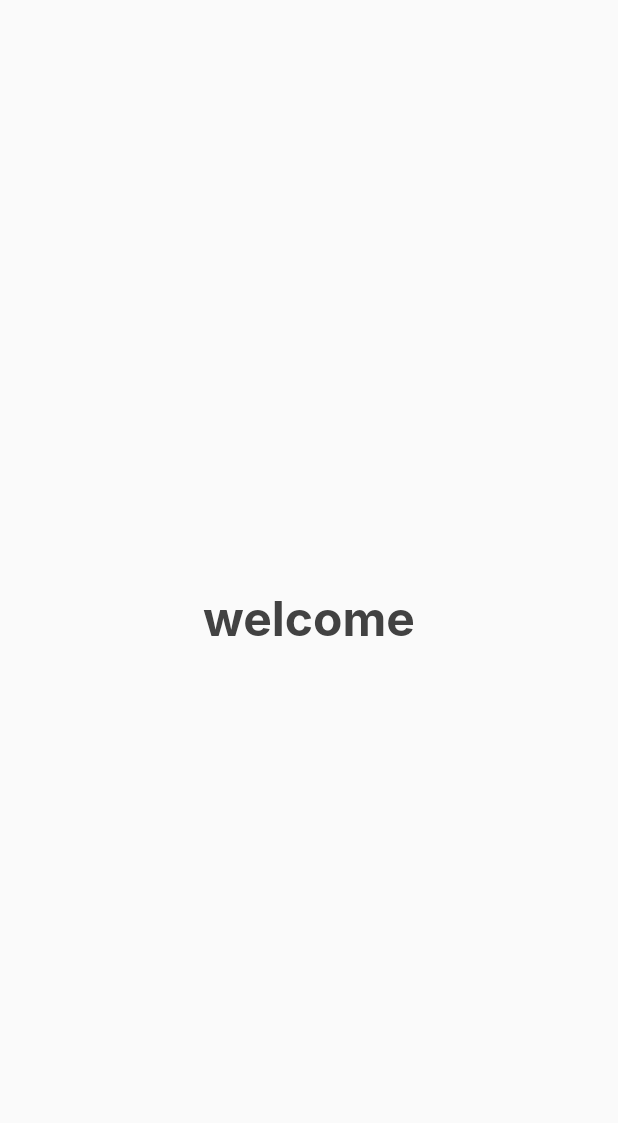
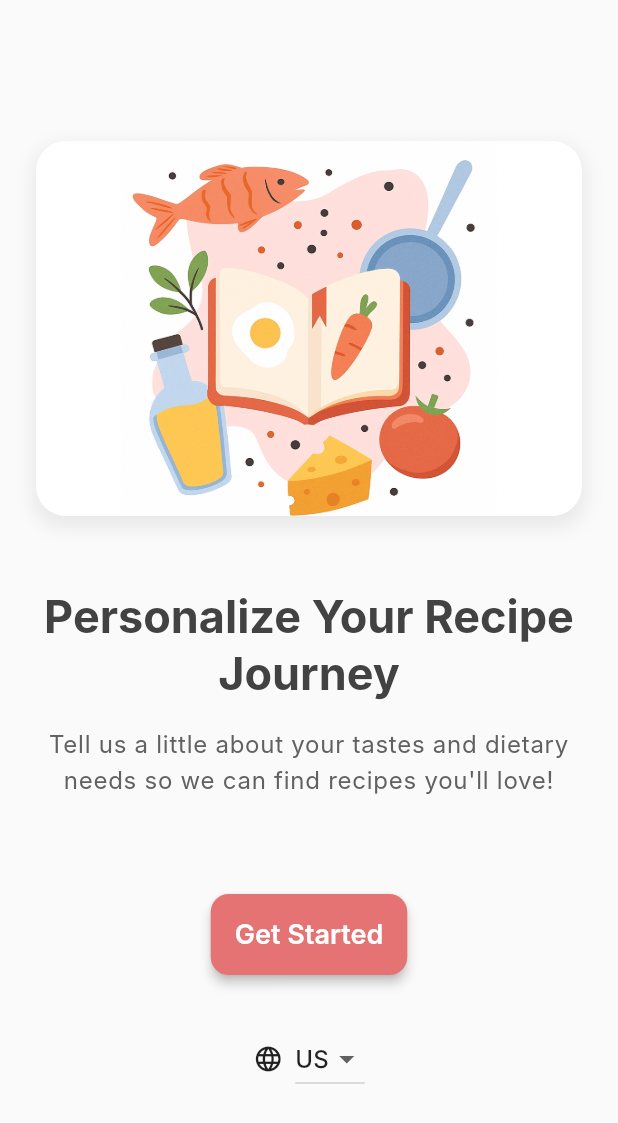
Before and after one commit to sungilzz/flutter_application_1, a Flutter app: the WelcomeScreen screen opened directly, on a phone screen of 412 x 824 dp. Shown: the top 1123 px of the screen. Run offline on Flutter 3.47's test engine with Material 3 defaults, Android fonts, the phone set to English and light mode, and no system bars; our stand-ins replace cloud_firestore, firebase_auth, firebase_core, google_sign_in; missing offline and left inert: flutter_facebook_auth; accounts and stored records are empty; Roboto replaces fonts that are missing (Inter).

Commit message:
Welcome screen

```diff
--- /dev/null
+++ b/lib/common/country_dropdown.dart
@@ -0,0 +1,60 @@
+import 'package:flutter/material.dart';
+
+class CountryDropdown extends StatefulWidget {
+  final String initialCountry;
+  final void Function(String countryCode, Locale locale)? onChanged;
+
+  const CountryDropdown({Key? key, this.initialCountry = 'US', this.onChanged})
+    : super(key: key);
+
+  @override
+  State<CountryDropdown> createState() => _CountryDropdownState();
+}
+
+class _CountryDropdownState extends State<CountryDropdown> {
+  late String _selectedCountry;
+  final Map<String, String> _countryLocales = {
+    'US': 'en',
+    'KR': 'ko',
+    'FR': 'fr',
+    'DE': 'de',
+    'JP': 'ja',
+  };
+
+  @override
+  void initState() {
+    super.initState();
+    _selectedCountry = widget.initialCountry;
+  }
+
+  @override
+  Widget build(BuildContext context) {
+    return Row(
+      mainAxisAlignment: MainAxisAlignment.center,
+      children: [
+        const Icon(Icons.language, size: 20),
+        const SizedBox(width: 8),
+        DropdownButton<String>(
+          value: _selectedCountry,
+          items: _countryLocales.keys.map((country) {
+            return DropdownMenuItem<String>(
+              value: country,
+              child: Text(country),
+            );
+          }).toList(),
+          onChanged: (value) async {
+            if (value != null) {
+              setState(() {
+                _selectedCountry = value;
+              });
+              Locale newLocale = Locale(_countryLocales[value]!);
+              if (widget.onChanged != null) {
+                widget.onChanged!(value, newLocale);
+              }
+            }
+          },
+        ),
+      ],
+    );
+  }
+}
--- a/lib/l10n/en.json
+++ b/lib/l10n/en.json
@@ -47,5 +47,11 @@
     "errorUserNotFound": "No user found for that email.",
     "errorInvalidEmail": "Invalid email address.",
     "errorUnknown": "An error occurred. Please try again."
+  },
+  "welcome": {
+    "title": "Personalize Your Recipe Journey",
+    "subtitle": "Tell us a little about your tastes and dietary needs so we can find recipes you'll love!",
+    "button": "Get Started",
+    "snackbar": "Navigating to personalization preferences..."
   }
 }
--- a/lib/onboarding/welcome_screen.dart
+++ b/lib/onboarding/welcome_screen.dart
@@ -1,15 +1,131 @@
 import 'package:flutter/material.dart';
+import 'package:flutter_application_1/common/country_dropdown.dart';
+import 'package:flutter_application_1/l10n/app_localizations.dart';
 
 class WelcomeScreen extends StatelessWidget {
   const WelcomeScreen({super.key});
 
   @override
   Widget build(BuildContext context) {
+    // Define the vibrant, food-inspired color scheme for this screen's context
+    // In a full app, this would typically be defined at the MaterialApp level.
+    final ColorScheme customColorScheme = ColorScheme.light(
+      primary: const Color(
+        0xFFE57373,
+      ), // A soft red/coral, reminiscent of tomatoes/berries
+      primaryContainer: const Color(0xFFFFCDD2),
+      secondary: const Color(
+        0xFF81C784,
+      ), // A vibrant green, like avocado or fresh herbs
+      secondaryContainer: const Color(0xFFC8E6C9),
+      surface: Colors.white,
+      background: Colors.grey[50]!, // Light background for clean aesthetic
+      error: Colors.red[700]!,
+      onPrimary: Colors.white,
+      onSecondary: Colors.black,
+      onSurface: Colors.black87,
+      onBackground: Colors.black87,
+      onError: Colors.white,
+      brightness: Brightness.light,
+    );
+
     return Scaffold(
       body: Center(
-        child: Text(
-          'welcome',
-          style: Theme.of(context).textTheme.headlineLarge,
+        child: Padding(
+          padding: const EdgeInsets.all(24.0),
+          child: Column(
+            mainAxisAlignment: MainAxisAlignment.center,
+            children: [
+              // Placeholder for a large, appealing recipe image or animation
+              // This could be a static image, a looping video, or an animation
+              Container(
+                height: 250,
+                decoration: BoxDecoration(
+                  color: Colors.white, // Changed background color to white
+                  borderRadius: BorderRadius.circular(20.0),
+                  boxShadow: [
+                    BoxShadow(
+                      color: Colors.grey.withOpacity(0.2),
+                      spreadRadius: 2,
+                      blurRadius: 10,
+                      offset: const Offset(0, 5), // changes position of shadow
+                    ),
+                  ],
+                ),
+                child: ClipRRect(
+                  borderRadius: BorderRadius.circular(20.0),
+                  child: Image.asset(
+                    'assets/images/welcome.png',
+                    fit: BoxFit.contain,
+                    width: double.infinity,
+                    height: 250,
+                  ),
+                ),
+              ),
+              const SizedBox(height: 48.0),
+              Text(
+                AppLocalizations.of(context)?.translate('welcome.title') ??
+                    'Personalize Your Recipe Journey',
+                style: Theme.of(
+                  context,
+                ).textTheme.headlineLarge?.copyWith(fontSize: 30),
+                textAlign: TextAlign.center,
+              ),
+              const SizedBox(height: 16.0),
+              Text(
+                AppLocalizations.of(context)?.translate('welcome.subtitle') ??
+                    "Tell us a little about your tastes and dietary needs so we can find recipes you'll love!",
+                style: Theme.of(context).textTheme.bodyLarge,
+                textAlign: TextAlign.center,
+              ),
+              const SizedBox(height: 64.0),
+              ElevatedButton(
+                onPressed: () {
+                  ScaffoldMessenger.of(context).showSnackBar(
+                    SnackBar(
+                      content: Text(
+                        AppLocalizations.of(
+                              context,
+                            )?.translate('welcome.snackbar') ??
+                            'Navigating to personalization preferences...',
+                      ),
+                    ),
+                  );
+                },
+                style: ElevatedButton.styleFrom(
+                  backgroundColor:
+                      customColorScheme.primary, // Primary button color
+                  foregroundColor:
+                      customColorScheme.onPrimary, // Text color on primary
+                  padding: const EdgeInsets.symmetric(vertical: 16.0),
+                  shape: RoundedRectangleBorder(
+                    borderRadius: BorderRadius.circular(12.0),
+                  ),
+                  textStyle: const TextStyle(
+                    fontSize: 18.0,
+                    fontWeight: FontWeight.w600,
+                    fontFamily: 'Inter',
+                  ),
+                  elevation: 3,
+                ),
+                child: Padding(
+                  padding: const EdgeInsets.symmetric(horizontal: 16.0),
+                  child: Text(
+                    AppLocalizations.of(context)?.translate('welcome.button') ??
+                        'Get Started',
+                  ),
+                ),
+              ),
+              // Country selection dropdown at the bottom
+              const SizedBox(height: 32.0),
+              CountryDropdown(
+                onChanged: (countryCode, locale) {
+                  // Change the app's locale if your app supports it
+                  // Example: MyApp.setLocale(context, locale);
+                },
+              ),
+            ],
+          ),
         ),
       ),
     );
--- a/pubspec.yaml
+++ b/pubspec.yaml
@@ -39,6 +39,7 @@ dependencies:
   cloud_firestore: ^4.15.5
   google_sign_in: ^6.2.1
   flutter_facebook_auth: ^6.2.0
+  flutter_svg: ^2.0.0
 
 dev_dependencies:
   flutter_test:
@@ -64,6 +65,7 @@ flutter:
   # To add assets to your application, add an assets section, like this:
   assets:
     - lib/l10n/en.json
+    - assets/images/welcome.png
   #   - images/a_dot_burr.jpeg
   #   - images/a_dot_ham.jpeg
 
```
Also changed, not shown: assets/images/welcome.png (added), pubspec.lock.
